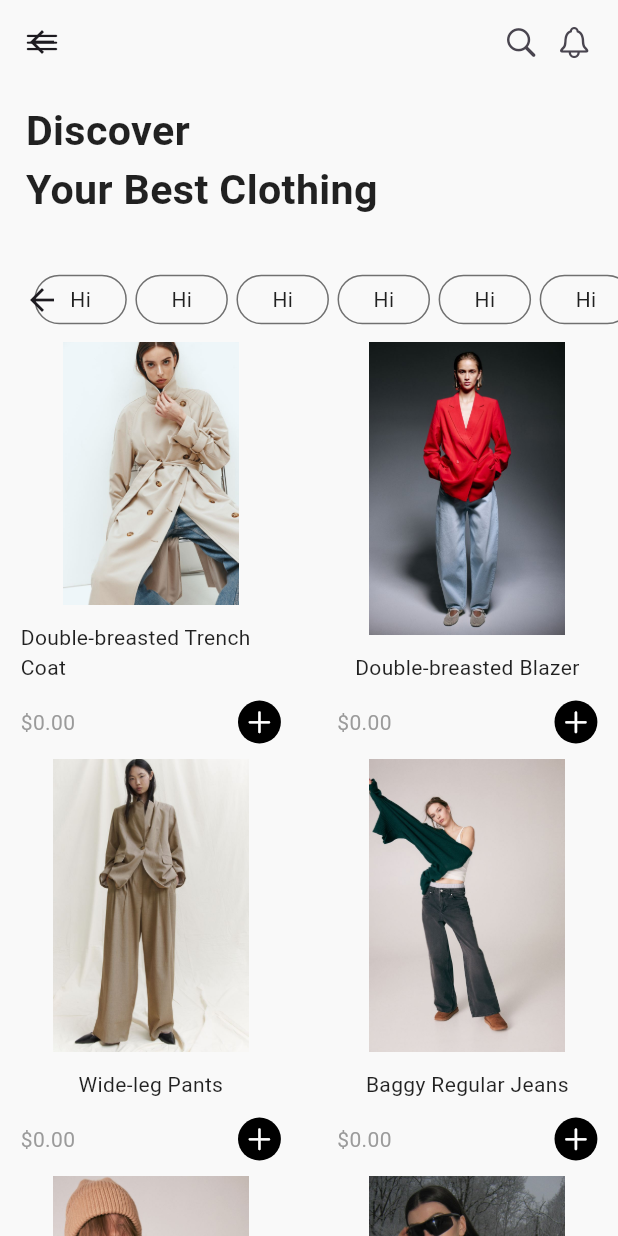
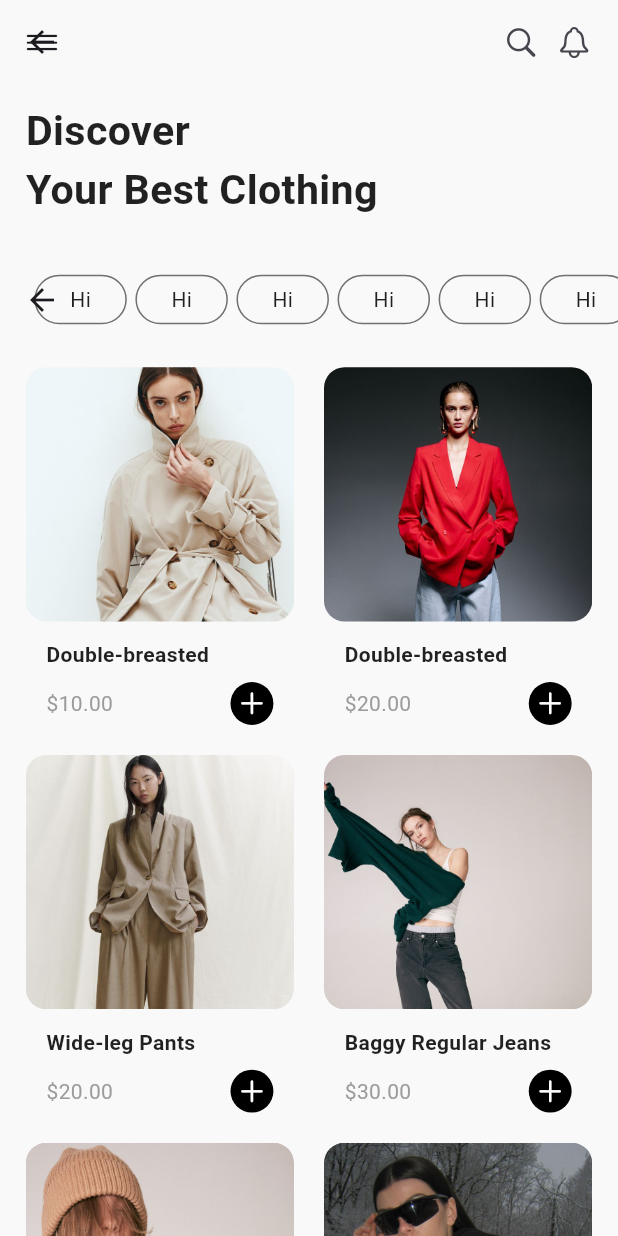
Before and after one commit to Minionb/Fashion-Fusion, a Flutter app: the HomeScreen screen opened directly, on a phone screen of 412 x 824 dp. Run offline on Flutter 3.47's test engine with Material 3 defaults, Android fonts, the phone set to English and light mode, and no system bars; our stand-ins replace dartz, dio, equatable, flutter_bloc, flutter_screenutil, get_it and 5 more; missing offline and left inert: phone_form_field; accounts and stored records are empty.

Commit message:
feat: home screeen

```diff
--- a/lib/config/theme/app_theme.dart
+++ b/lib/config/theme/app_theme.dart
@@ -1,11 +1,14 @@
 import 'package:fashion_fusion/core/utils/app_colors.dart';
 import 'package:fashion_fusion/core/utils/app_string.dart';
 import 'package:flutter/material.dart';
+import 'package:flutter/services.dart';
 
 class AppTheme {
   static ThemeData appTheme() {
     return ThemeData(
-      appBarTheme: AppBarTheme(backgroundColor: AppColors.bg),
+      appBarTheme: AppBarTheme(
+        backgroundColor: AppColors.bg,
+      ),
       textSelectionTheme:
           const TextSelectionThemeData(cursorColor: Colors.grey),
       primaryTextTheme: Typography(platform: TargetPlatform.iOS).black,
--- a/lib/view/home/screen/home_screen.dart
+++ b/lib/view/home/screen/home_screen.dart
@@ -3,7 +3,6 @@ import 'package:fashion_fusion/core/utils/app_images.dart';
 import 'package:flutter/cupertino.dart';
 import 'package:flutter/material.dart';
 import 'package:flutter/services.dart';
-import 'package:flutter/widgets.dart';
 import 'package:flutter_screenutil/flutter_screenutil.dart';
 
 class HomeScreen extends StatelessWidget {
@@ -21,30 +20,46 @@ class HomeScreen extends StatelessWidget {
               ];
             },
             body: GridView.builder(
+              padding: const EdgeInsets.fromLTRB(15, 15, 15, 50).w,
               itemCount: ProductModel.products.length,
               gridDelegate: const SliverGridDelegateWithFixedCrossAxisCount(
                   crossAxisCount: 2,
-                  mainAxisSpacing: 10,
-                  crossAxisSpacing: 10,
+                  mainAxisSpacing: 20,
+                  crossAxisSpacing: 20,
                   childAspectRatio: 0.75),
               itemBuilder: (context, index) {
                 final model = ProductModel.products[index];
                 return Container(
                   decoration: const BoxDecoration(),
                   child: Column(
+                    crossAxisAlignment: CrossAxisAlignment.start,
+                    mainAxisAlignment: MainAxisAlignment.start,
                     children: [
                       Expanded(
-                          child: Image.asset(
-                        model.imagePath,
-                        fit: BoxFit.cover,
+                          child: ClipRRect(
+                        borderRadius: BorderRadius.circular(12).w,
+                        child: Image.asset(
+                          model.imagePath,
+                          fit: BoxFit.cover,
+                          alignment: Alignment.topCenter,
+                          width: double.infinity,
+                        ),
                       )),
                       Padding(
                         padding: const EdgeInsets.symmetric(horizontal: 12.0).w,
                         child: Column(
+                          crossAxisAlignment: CrossAxisAlignment.start,
                           children: [
                             10.verticalSpace,
-                            Text(model.label),
-                            10.verticalSpace,
+                            Text(
+                              model.label,
+                              maxLines: 1,
+                              textAlign: TextAlign.left,
+                              // overflow: TextOverflow.ellipsis,
+                              style:
+                                  const TextStyle(fontWeight: FontWeight.w600),
+                            ),
+                            7.verticalSpace,
                             Row(
                               children: [
                                 Text(
@@ -159,50 +174,50 @@ class ProductModel {
     ProductModel(
         label: "Double-breasted Trench Coat",
         imagePath: "${AppImages.imagePath}/1.jpeg",
-        price: 0),
+        price: 10.00),
     ProductModel(
         label: "Double-breasted Blazer",
         imagePath: "${AppImages.imagePath}/2.jpeg",
-        price: 0),
+        price: 20.00),
     ProductModel(
         label: "Wide-leg Pants",
         imagePath: "${AppImages.imagePath}/3.jpeg",
-        price: 0),
+        price: 20.00),
     ProductModel(
         label: "Baggy Regular Jeans",
         imagePath: "${AppImages.imagePath}/4.jpeg",
-        price: 0),
+        price: 30.00),
     ProductModel(
         label: "Jacquard-knit Sweater",
         imagePath: "${AppImages.imagePath}/5.jpeg",
-        price: 0),
+        price: 25.00),
     ProductModel(
         label: "Puffer Vest",
         imagePath: "${AppImages.imagePath}/6.jpeg",
-        price: 0),
+        price: 21.00),
     ProductModel(
         label: "Linen-blend Pull-on Pants",
         imagePath: "${AppImages.imagePath}/7.jpeg",
-        price: 0),
+        price: 23.00),
     ProductModel(
         label: "Coated Bomber Jacket",
         imagePath: "${AppImages.imagePath}/8.jpeg",
-        price: 0),
+        price: 5.00),
     ProductModel(
         label: "Linen-blend Pull-on Pants",
         imagePath: "${AppImages.imagePath}/9.jpeg",
-        price: 0),
+        price: 10.00),
     ProductModel(
         label: "MAMA Straight Ankle Jeans",
         imagePath: "${AppImages.imagePath}/10.jpeg",
-        price: 0),
+        price: 13.00),
     ProductModel(
         label: "Long-sleeved Jersey Top",
         imagePath: "${AppImages.imagePath}/11.jpeg",
-        price: 0),
+        price: 14.00),
     ProductModel(
         label: "Curvy Fit Baggy Low Jeans",
         imagePath: "${AppImages.imagePath}/12.jpeg",
-        price: 0),
+        price: 45.00),
   ];
 }
```
